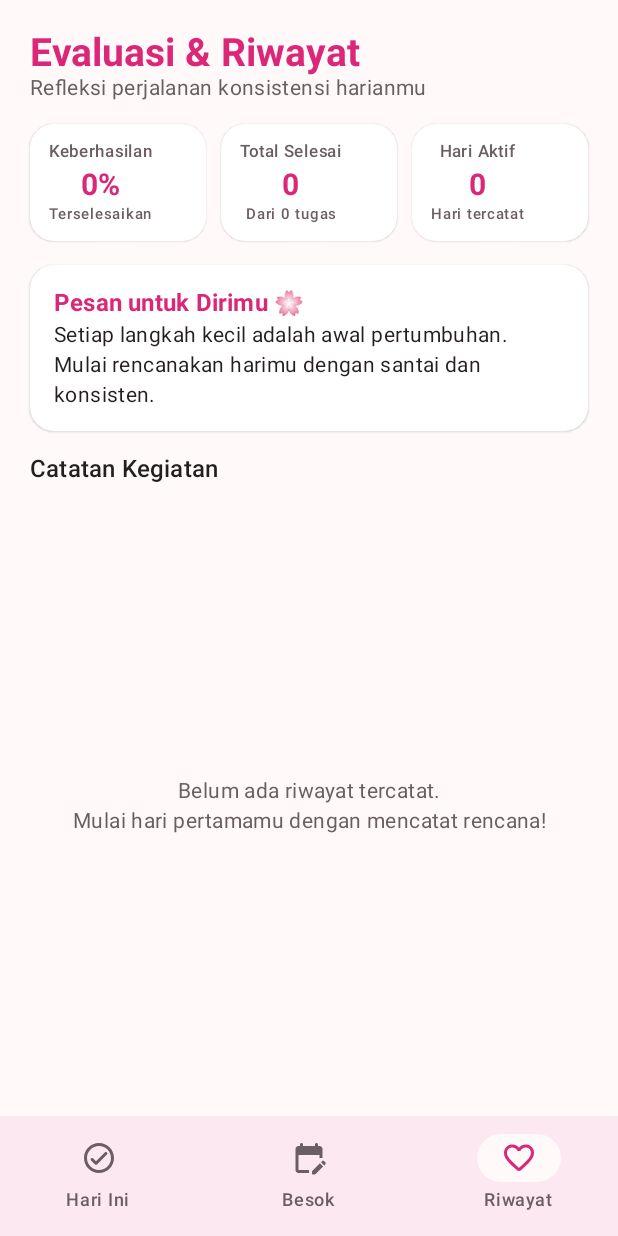
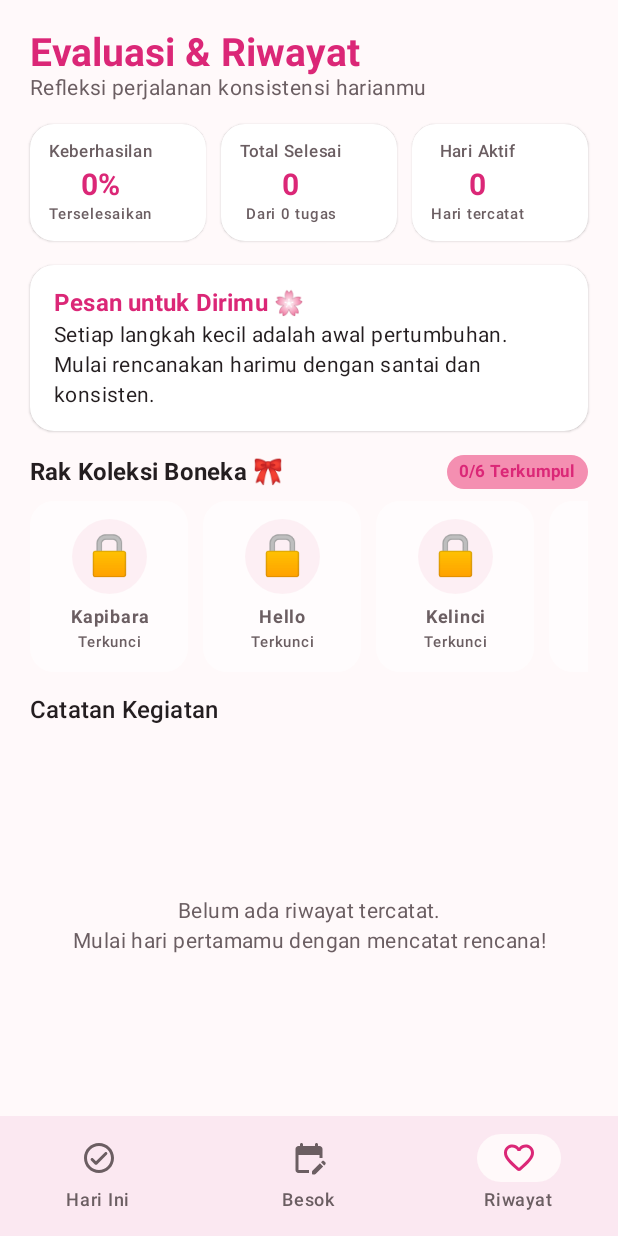
Before and after one commit to aftiar86/Growth-Up, an Android app built with Jetpack Compose: the screen it shows after launch (MainActivity), item 3 of the bottom bar chosen, on a phone screen of 412 x 824 dp. Run offline under Robolectric (Android 15) with nearby library versions, the phone set to English and light mode, and no system bars; our stand-ins replace Room's generated code.

Commit message:
feat(history): add Rak Koleksi Boneka showcasing unlocked cute doll rewards

```diff
--- a/app/src/main/java/com/growthup/app/ui/history/HistoryScreen.kt
+++ b/app/src/main/java/com/growthup/app/ui/history/HistoryScreen.kt
@@ -13,6 +13,7 @@ import androidx.compose.foundation.layout.padding
 import androidx.compose.foundation.layout.size
 import androidx.compose.foundation.layout.width
 import androidx.compose.foundation.lazy.LazyColumn
+import androidx.compose.foundation.lazy.LazyRow
 import androidx.compose.foundation.lazy.items
 import androidx.compose.foundation.shape.CircleShape
 import androidx.compose.foundation.shape.RoundedCornerShape
@@ -29,10 +30,12 @@ import androidx.compose.runtime.getValue
 import androidx.compose.ui.Alignment
 import androidx.compose.ui.Modifier
 import androidx.compose.ui.draw.clip
+import androidx.compose.ui.graphics.Color
 import androidx.compose.ui.text.font.FontWeight
 import androidx.compose.ui.text.style.TextAlign
 import androidx.compose.ui.unit.dp
 import androidx.compose.ui.unit.sp
+import com.growthup.app.domain.model.DollCatalog
 import com.growthup.app.ui.theme.GrowthUpColors
 import com.growthup.app.ui.theme.Typography
 import java.time.LocalDate
@@ -122,6 +125,97 @@ fun HistoryScreen(
                     text = message,
                     style = Typography.bodyMedium.copy(color = GrowthUpColors.TextCharcoal)
                 )
+            }
+        }
+
+        Spacer(modifier = Modifier.height(16.dp))
+
+        // Doll Collection Shelf
+        val unlockedDollIds = state.unlockedRewards.map { it.dollId }.toSet()
+        Row(
+            modifier = Modifier.fillMaxWidth(),
+            horizontalArrangement = Arrangement.SpaceBetween,
+            verticalAlignment = Alignment.CenterVertically
+        ) {
+            Text(
+                text = "Rak Koleksi Boneka 🎀",
+                style = Typography.titleMedium.copy(fontWeight = FontWeight.Bold),
+                color = GrowthUpColors.TextCharcoal
+            )
+            Box(
+                modifier = Modifier
+                    .clip(RoundedCornerShape(12.dp))
+                    .background(GrowthUpColors.SoftBlush)
+                    .padding(horizontal = 8.dp, vertical = 3.dp)
+            ) {
+                Text(
+                    text = "${unlockedDollIds.size}/${DollCatalog.ALL_DOLLS.size} Terkumpul",
+                    style = Typography.labelSmall.copy(
+                        color = GrowthUpColors.WarmRose,
+                        fontWeight = FontWeight.Bold
+                    )
+                )
+            }
+        }
+
+        Spacer(modifier = Modifier.height(8.dp))
+
+        LazyRow(
+            modifier = Modifier.fillMaxWidth(),
+            horizontalArrangement = Arrangement.spacedBy(10.dp)
+        ) {
+            items(DollCatalog.ALL_DOLLS, key = { it.id }) { doll ->
+                val isUnlocked = unlockedDollIds.contains(doll.id)
+                Card(
+                    modifier = Modifier.width(105.dp),
+                    shape = RoundedCornerShape(16.dp),
+                    colors = CardDefaults.cardColors(
+                        containerColor = if (isUnlocked) GrowthUpColors.SurfaceWhite else GrowthUpColors.SurfaceWhite.copy(alpha = 0.6f)
+                    ),
+                    elevation = CardDefaults.cardElevation(defaultElevation = if (isUnlocked) 1.dp else 0.dp)
+                ) {
+                    Column(
+                        modifier = Modifier
+                            .fillMaxWidth()
+                            .padding(vertical = 12.dp, horizontal = 6.dp),
+                        horizontalAlignment = Alignment.CenterHorizontally
+                    ) {
+                        Box(
+                            modifier = Modifier
+                                .size(50.dp)
+                                .clip(CircleShape)
+                                .background(
+                                    if (isUnlocked) Color(doll.accentColorHex).copy(alpha = 0.2f)
+                                    else GrowthUpColors.CardBorder.copy(alpha = 0.5f)
+                                ),
+                            contentAlignment = Alignment.Center
+                        ) {
+                            Text(
+                                text = if (isUnlocked) doll.emoji else "🔒",
+                                fontSize = 26.sp
+                            )
+                        }
+                        Spacer(modifier = Modifier.height(8.dp))
+                        Text(
+                            text = doll.name.split(" ").firstOrNull() ?: doll.name,
+                            style = Typography.labelMedium.copy(
+                                fontWeight = FontWeight.Bold,
+                                color = if (isUnlocked) GrowthUpColors.TextCharcoal else GrowthUpColors.TextMuted
+                            ),
+                            textAlign = TextAlign.Center,
+                            maxLines = 1
+                        )
+                        Spacer(modifier = Modifier.height(2.dp))
+                        Text(
+                            text = if (isUnlocked) "✨ Terbuka" else "Terkunci",
+                            style = Typography.labelSmall.copy(
+                                fontSize = 10.sp,
+                                color = if (isUnlocked) GrowthUpColors.CompletedGreen else GrowthUpColors.TextMuted
+                            ),
+                            textAlign = TextAlign.Center
+                        )
+                    }
+                }
             }
         }
 
--- a/app/src/main/java/com/growthup/app/ui/history/HistoryViewModel.kt
+++ b/app/src/main/java/com/growthup/app/ui/history/HistoryViewModel.kt
@@ -3,6 +3,7 @@ package com.growthup.app.ui.history
 import androidx.lifecycle.ViewModel
 import androidx.lifecycle.viewModelScope
 import com.growthup.app.data.model.TaskEntity
+import com.growthup.app.data.model.UnlockedRewardEntity
 import com.growthup.app.domain.repository.TaskRepository
 import kotlinx.coroutines.flow.MutableStateFlow
 import kotlinx.coroutines.flow.StateFlow
@@ -37,6 +38,7 @@ data class HistoryUiState(
     val stats: HistoryStats = HistoryStats(),
     val allTasks: List<TaskEntity> = emptyList(),
     val tasksByDate: Map<String, List<TaskEntity>> = emptyMap(),
+    val unlockedRewards: List<UnlockedRewardEntity> = emptyList(),
     val isLoading: Boolean = false
 )
 
@@ -64,5 +66,11 @@ class HistoryViewModel(
                 )
             }
         }
+
+        viewModelScope.launch {
+            repository.getAllUnlockedRewards().collectLatest { rewards ->
+                _uiState.value = _uiState.value.copy(unlockedRewards = rewards)
+            }
+        }
     }
 }
```
Also changed, not shown: 1 other file.
